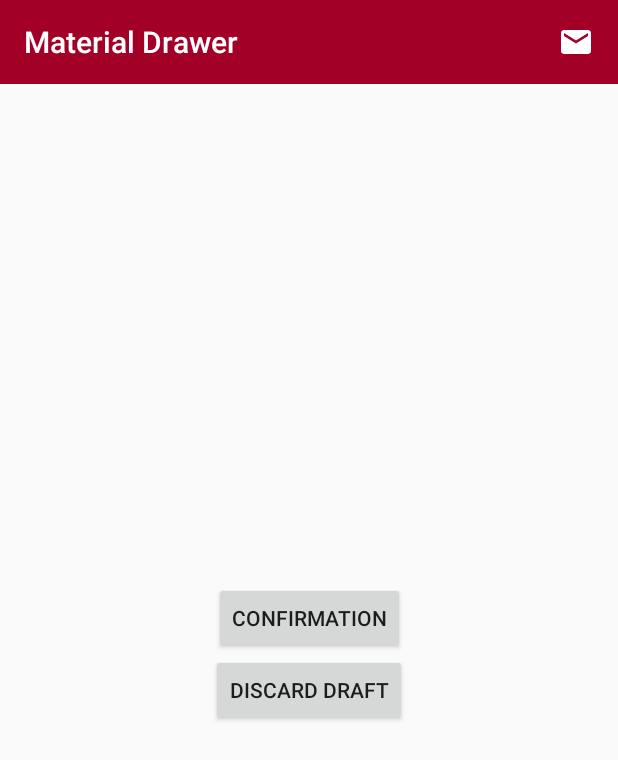
After one commit to esmaeil-ahmadipour/Android_MaterialDesign, an Android app: the FiveActivity screen opened directly, with no data from a screen before it, on a phone screen of 412 x 824 dp. The commit adds this screen. Shown: the top 760 px of the screen. Run offline under Robolectric (Android 15) with nearby library versions, the phone set to English and light mode, and no system bars.

Commit message:
Commit> Add AlertDialog (WarningType & ConfirmationType)

```diff
--- a/app/src/main/AndroidManifest.xml
+++ b/app/src/main/AndroidManifest.xml
@@ -9,7 +9,8 @@
         android:roundIcon="@mipmap/ic_launcher_round"
         android:supportsRtl="true"
         android:theme="@style/AppTheme">
-        <activity android:name=".FourActivity"></activity>
+        <activity android:name=".FiveActivity"></activity>
+        <activity android:name=".FourActivity" />
         <activity android:name=".ThreeActivity" />
         <activity android:name=".TwoActivity" />
         <activity android:name=".OneActivity" />
--- /dev/null
+++ b/app/src/main/java/ir/ea2/android_materialdesign/FiveActivity.java
@@ -0,0 +1,126 @@
+package ir.ea2.android_materialdesign;
+
+import android.content.Context;
+import android.content.DialogInterface;
+import android.graphics.Color;
+import android.os.Bundle;
+import android.view.View;
+import android.widget.Button;
+import android.widget.Toast;
+
+import androidx.appcompat.app.AlertDialog;
+import androidx.appcompat.app.AppCompatActivity;
+import androidx.appcompat.widget.Toolbar;
+
+public class FiveActivity extends AppCompatActivity {
+    private Toolbar toolbar;
+    private AlertDialog alertDialogDiscard;
+    private AlertDialog.Builder builderDiscard;
+    private AlertDialog alertDialogConfirmation;
+    private AlertDialog.Builder builderConfirmation;
+    private Button btnDiscard;
+    private Button btnConfirmation;
+    private String[] playersList = {"None", "Messi", "Salah", "CR7"};
+    Context context = this;
+
+    @Override
+    protected void onCreate(Bundle savedInstanceState) {
+        super.onCreate(savedInstanceState);
+        setContentView(R.layout.activity_five);
+        setupToolbar();
+        setupViews();
+        setupListeners();
+        setupAlertDialogDiscard();
+        setupAlertDialogConfirmation();
+
+    }
+
+    private void setupListeners() {
+        btnConfirmation.setOnClickListener(new View.OnClickListener() {
+            @Override
+            public void onClick(View v) {
+                showAlertDialogConfirmarion();
+            }
+        });
+        btnDiscard.setOnClickListener(new View.OnClickListener() {
+            @Override
+            public void onClick(View v) {
+                showAlertDialogDiscard();
+            }
+        });
+    }
+
+    private void setupAlertDialogConfirmation() {
+        builderConfirmation = new AlertDialog.Builder(context);
+        builderConfirmation.setTitle(getResources().getString(R.string.alert_btn_confirmation_title));
+        builderConfirmation.setSingleChoiceItems(playersList, 0, new DialogInterface.OnClickListener() {
+            @Override
+            public void onClick(DialogInterface dialog, int which) {
+                Toast.makeText(context, which + " / " + playersList[which], Toast.LENGTH_SHORT)
+                        .show();
+            }
+        });
+        //Set Positive Button
+        builderConfirmation.setPositiveButton(getResources().getString(R.string.alert_pBtn_confirmation), new DialogInterface.OnClickListener() {
+            @Override
+            public void onClick(DialogInterface dialog, int which) {
+                Toast.makeText(context, (playersList[which+1]+" is "+getResources().getString(R.string.alert_pBtn_confirmation)), Toast.LENGTH_SHORT).show();
+            }
+        });
+        //Set Negative Button
+        builderConfirmation.setNegativeButton(getResources().getString(R.string.alert_nBtn_confirmation), new DialogInterface.OnClickListener() {
+            @Override
+            public void onClick(DialogInterface dialog, int which) {
+                Toast.makeText(context, getResources().getString(R.string.alert_nBtn_confirmation), Toast.LENGTH_SHORT).show();
+            }
+        });
+        alertDialogConfirmation = builderConfirmation.create();
+        //Tap any Where Not Dismiss AlertDialog , Just on AlertDialogsButtons .
+        alertDialogConfirmation.setCancelable(false);
+
+    }
+
+    private void showAlertDialogConfirmarion() {
+        alertDialogConfirmation.show();
+    }
+
+    private void setupAlertDialogDiscard() {
+        builderDiscard = new AlertDialog.Builder(context);
+        builderDiscard.setMessage(getResources().getString(R.string.alert_message_discard));
+        //Set Positive Button
+        builderDiscard.setPositiveButton(getResources().getString(R.string.alert_pBtn_discard), new DialogInterface.OnClickListener() {
+            @Override
+            public void onClick(DialogInterface dialog, int which) {
+                Toast.makeText(context, getResources().getString(R.string.alert_successfully_discard), Toast.LENGTH_SHORT)
+                        .show();
+            }
+        });
+
+        //Set Negative Button
+        builderDiscard.setNegativeButton(getResources().getString(R.string.alert_nBtn_discard), new DialogInterface.OnClickListener() {
+            @Override
+            public void onClick(DialogInterface dialog, int which) {
+                Toast.makeText(context, getResources().getString(R.string.alert_failed_discard), Toast.LENGTH_SHORT)
+                        .show();
+            }
+        });
+        alertDialogDiscard = builderDiscard.create();
+        //Tap any Where Dismiss AlertDialog
+        alertDialogDiscard.setCancelable(true);
+    }
+
+    private void showAlertDialogDiscard() {
+        alertDialogDiscard.show();
+    }
+
+    private void setupViews() {
+        btnDiscard = findViewById(R.id.ac_five_btn_discard);
+        btnConfirmation = findViewById(R.id.ac_five_btn_confirmation);
+    }
+
+    private void setupToolbar() {
+        toolbar = findViewById(R.id.ac_four_toolbar);
+        toolbar.setTitleTextColor(Color.WHITE);
+        setSupportActionBar(toolbar);
+    }
+}
--- /dev/null
+++ b/app/src/main/res/layout/activity_five.xml
@@ -0,0 +1,37 @@
+<?xml version="1.0" encoding="utf-8"?>
+<androidx.constraintlayout.widget.ConstraintLayout xmlns:android="http://schemas.android.com/apk/res/android"
+    xmlns:app="http://schemas.android.com/apk/res-auto"
+    xmlns:tools="http://schemas.android.com/tools"
+    android:layout_width="match_parent"
+    android:layout_height="match_parent"
+    tools:context=".FiveActivity">
+
+
+    <include
+        android:id="@+id/ac_four_toolbar"
+        layout="@layout/main_toolbar"
+        app:layout_constraintEnd_toEndOf="parent"
+        app:layout_constraintTop_toTopOf="parent" />
+
+    <Button
+        android:id="@+id/ac_five_btn_discard"
+        android:layout_width="wrap_content"
+        android:layout_height="wrap_content"
+        android:text="@string/alert_btn_discard_title"
+        app:layout_constraintBottom_toBottomOf="parent"
+        app:layout_constraintEnd_toEndOf="parent"
+        app:layout_constraintStart_toStartOf="parent"
+        app:layout_constraintTop_toBottomOf="@+id/ac_five_btn_confirmation"
+        app:layout_constraintVertical_bias="0.0" />
+
+    <Button
+        android:id="@+id/ac_five_btn_confirmation"
+        android:layout_width="wrap_content"
+        android:layout_height="wrap_content"
+        android:text="@string/alert_btn_confirmation_title"
+        app:layout_constraintBottom_toBottomOf="parent"
+        app:layout_constraintEnd_toEndOf="parent"
+        app:layout_constraintStart_toStartOf="parent"
+        app:layout_constraintTop_toTopOf="@+id/ac_four_toolbar" />
+
+</androidx.constraintlayout.widget.ConstraintLayout>
--- a/app/src/main/res/layout/activity_main.xml
+++ b/app/src/main/res/layout/activity_main.xml
@@ -42,6 +42,12 @@
             android:layout_height="wrap_content"
             android:text="@string/main_rdBtn_activity4" />
 
+        <RadioButton
+        android:id="@+id/ac_main_rdBtn_activity5"
+        android:layout_width="wrap_content"
+        android:layout_height="wrap_content"
+        android:text="@string/main_rdBtn_activity5" />
+
     </RadioGroup>
 
     <Button
--- a/app/src/main/res/values/strings.xml
+++ b/app/src/main/res/values/strings.xml
@@ -28,11 +28,22 @@
     <string name="tab_title_ios">IOS</string>
     <string name="main_rdBtn_activity3">Activity 3</string>
     <string name="main_rdBtn_activity4">Activity 4</string>
+    <string name="alert_btn_discard_title">Discard Draft</string>
+    <string name="alert_btn_confirmation_title">Confirmation</string>
+    <string name="alert_pBtn_discard">Discard</string>
+    <string name="alert_nBtn_discard">Cancel</string>
+    <string name="alert_pBtn_confirmation">Confirm</string>
+    <string name="alert_nBtn_confirmation">Cancel</string>
 
     <!--String Use In Toast's -->
     <string name="toast_select_item">Please , Select One Item</string>
     <string name="toast_retry_action">Action Failed ! Please Retry Action</string>
     <string name="snackbar_btn_retry">Retry</string>
+    <string name="main_rdBtn_activity5">Activity 5</string>
+    <string name="alert_message_discard">Discard Draft ?</string>
+    <string name="alert_successfully_discard">Discard Successfully</string>
+    <string name="alert_failed_discard">Discard Failed</string>
+    <string name="alert_message_confirmation">Select The Player.</string>
 
 
 </resources>
```
Also changed, not shown: app/src/main/java/ir/ea2/android_materialdesign/MainActivity.java (+7 -1 lines).
